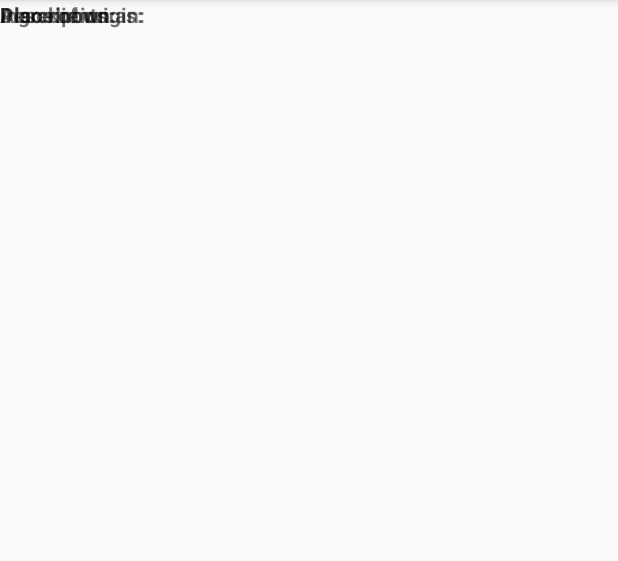
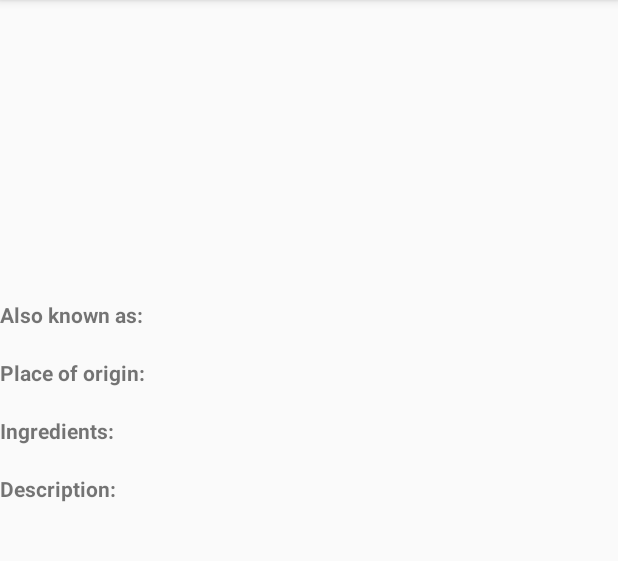
Before and after one commit to PolinaPPS/POMandVS, an Android app: the DetailActivity screen opened directly, with no data from a screen before it, on a phone screen of 412 x 824 dp, the part 84-645 px from its top. Run offline under Robolectric (Android 15) with nearby library versions, the phone set to English and light mode, and no system bars; our stand-ins replace Picasso; 1 statement that could not run was skipped.

Commit message:
Изменила макет activity_detail.xml

```diff
--- a/sandwich-club/app/src/main/res/layout/activity_detail.xml
+++ b/sandwich-club/app/src/main/res/layout/activity_detail.xml
@@ -1,8 +1,9 @@
 <?xml version="1.0" encoding="utf-8"?>
-<FrameLayout xmlns:android="http://schemas.android.com/apk/res/android"
+<LinearLayout xmlns:android="http://schemas.android.com/apk/res/android"
     xmlns:tools="http://schemas.android.com/tools"
     android:layout_width="match_parent"
     android:layout_height="match_parent"
+    android:orientation="vertical"
     tools:context="com.udacity.sandwichclub.DetailActivity">
 
     <ImageView
@@ -14,37 +15,10 @@
         android:scaleType="centerCrop" />
 
     <TextView
-        android:id="@+id/origin_tv"
-        android:layout_width="wrap_content"
-        android:layout_height="wrap_content" />
-
-    <TextView
         android:layout_width="wrap_content"
         android:layout_height="wrap_content"
         android:text="@string/detail_also_known_as_label"
         android:textStyle="bold" />
-
-    <TextView
-        android:layout_width="wrap_content"
-        android:layout_height="wrap_content"
-        android:text="@string/detail_ingredients_label"
-        android:textStyle="bold" />
-
-    <TextView
-        android:layout_width="wrap_content"
-        android:layout_height="wrap_content"
-        android:text="@string/detail_place_of_origin_label"
-        android:textStyle="bold" />
-
-    <TextView
-        android:id="@+id/description_tv"
-        android:layout_width="wrap_content"
-        android:layout_height="wrap_content" />
-
-    <TextView
-        android:id="@+id/ingredients_tv"
-        android:layout_width="wrap_content"
-        android:layout_height="wrap_content" />
 
     <TextView
         android:id="@+id/also_known_tv"
@@ -54,6 +28,34 @@
     <TextView
         android:layout_width="wrap_content"
         android:layout_height="wrap_content"
+        android:text="@string/detail_place_of_origin_label"
+        android:textStyle="bold" />
+
+    <TextView
+        android:id="@+id/origin_tv"
+        android:layout_width="wrap_content"
+        android:layout_height="wrap_content" />
+
+    <TextView
+        android:layout_width="wrap_content"
+        android:layout_height="wrap_content"
+        android:text="@string/detail_ingredients_label"
+        android:textStyle="bold" />
+
+    <TextView
+        android:id="@+id/ingredients_tv"
+        android:layout_width="wrap_content"
+        android:layout_height="wrap_content" />
+
+    <TextView
+        android:layout_width="wrap_content"
+        android:layout_height="wrap_content"
         android:text="@string/detail_description_label"
         android:textStyle="bold" />
-</FrameLayout>
+
+    <TextView
+        android:id="@+id/description_tv"
+        android:layout_width="0dp"
+        android:layout_height="0dp" />
+
+</LinearLayout>
```
Also changed, not shown: sandwich-club/app/build.gradle (+8 -7 lines).
